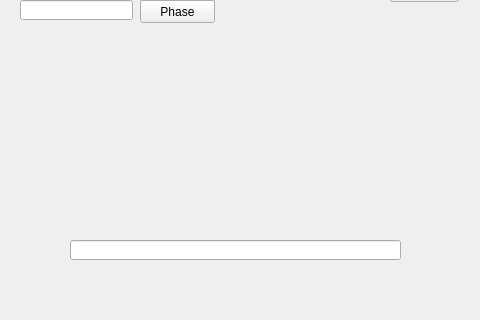
Above: SerialPortCommunicationQt/SerialPortCommunication/SRS/LockInAmplifier/Final_Lock-In-Amplifier/sr844graphics.ui from vicvict/Lock-In-Amplifier before the change; both pictures show x 0 to 480 and y 160 to 480 of the 800 by 600 pixel window. Below: the same form after it.
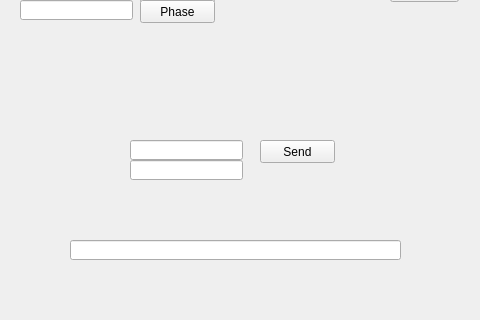
That is the form after the change.

Diff of the .ui file:
```diff
--- a/SerialPortCommunicationQt/SerialPortCommunication/SRS/LockInAmplifier/Final_Lock-In-Amplifier/sr844graphics.ui
+++ b/SerialPortCommunicationQt/SerialPortCommunication/SRS/LockInAmplifier/Final_Lock-In-Amplifier/sr844graphics.ui
@@ -225,6 +225,39 @@
      </rect>
     </property>
    </widget>
+   <widget class="QPushButton" name="pushButtonSend">
+    <property name="geometry">
+     <rect>
+      <x>260</x>
+      <y>300</y>
+      <width>75</width>
+      <height>23</height>
+     </rect>
+    </property>
+    <property name="text">
+     <string>Send</string>
+    </property>
+   </widget>
+   <widget class="QLineEdit" name="lineEditSend">
+    <property name="geometry">
+     <rect>
+      <x>130</x>
+      <y>300</y>
+      <width>113</width>
+      <height>20</height>
+     </rect>
+    </property>
+   </widget>
+   <widget class="QLineEdit" name="lineEditRecieve">
+    <property name="geometry">
+     <rect>
+      <x>130</x>
+      <y>320</y>
+      <width>113</width>
+      <height>20</height>
+     </rect>
+    </property>
+   </widget>
   </widget>
   <widget class="QMenuBar" name="menubar">
    <property name="geometry">
```
